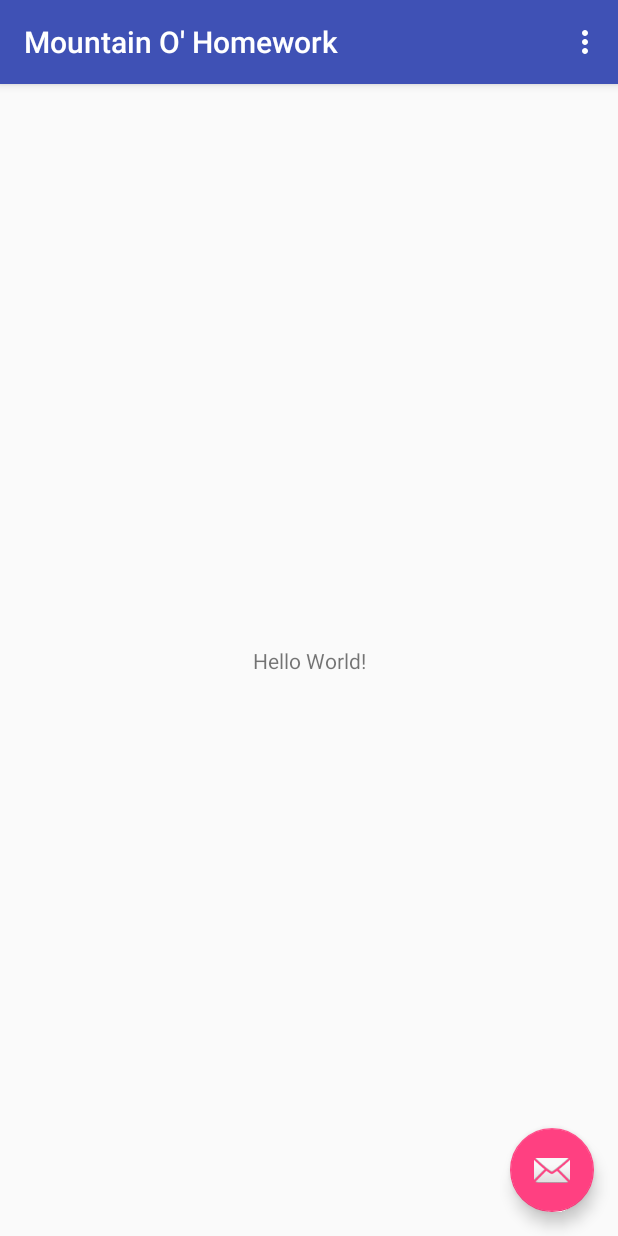
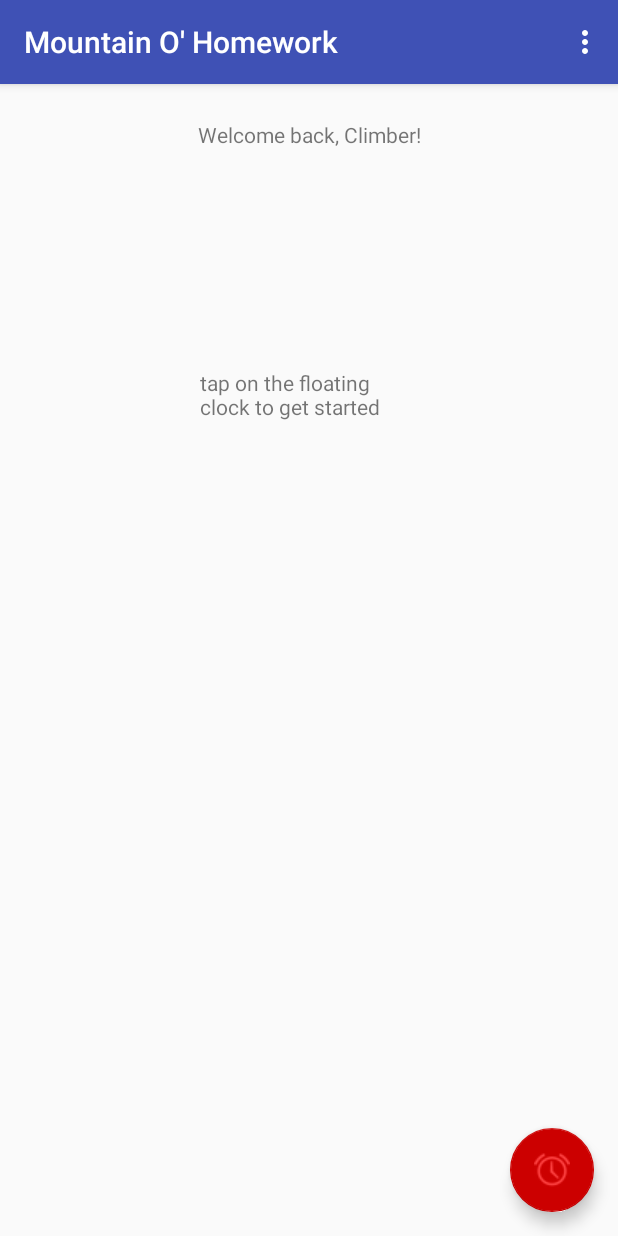
Before and after one commit to KAujla/MountainOHomework, an Android app: the screen it shows after launch (MountainActivity before the commit, MainActivity after it), on a phone screen of 412 x 824 dp. Run offline under Robolectric (Android 15) with nearby library versions, the phone set to English and light mode, and no system bars.

Commit message:
Added basic skeleton and all the main Activities

```diff
--- a/app/build.gradle
+++ b/app/build.gradle
@@ -4,7 +4,7 @@ android {
     compileSdkVersion 26
     defaultConfig {
         applicationId "com.hackathon.karan.mountainohomework"
-        minSdkVersion 21
+        minSdkVersion 23
         targetSdkVersion 26
         versionCode 1
         versionName "1.0"
--- a/app/src/main/AndroidManifest.xml
+++ b/app/src/main/AndroidManifest.xml
@@ -1,6 +1,11 @@
 <?xml version="1.0" encoding="utf-8"?>
 <manifest xmlns:android="http://schemas.android.com/apk/res/android"
     package="com.hackathon.karan.mountainohomework">
+
+
+    <uses-permission android:name="android.permission.WRITE_EXTERNAL_STORAGE" />
+    <uses-permission android:name="android.permission.READ_PHONE_STATE" />
+    <uses-permission android:name="android.permission.READ_EXTERNAL_STORAGE" />
 
     <application
         android:allowBackup="true"
@@ -10,7 +15,7 @@
         android:supportsRtl="true"
         android:theme="@style/AppTheme">
         <activity
-            android:name=".MountainActivity"
+            android:name=".MainActivity"
             android:label="@string/app_name"
             android:theme="@style/AppTheme.NoActionBar">
             <intent-filter>
@@ -19,6 +24,14 @@
                 <category android:name="android.intent.category.LAUNCHER" />
             </intent-filter>
         </activity>
+        <activity
+            android:name=".DisplayTimerActivity"
+            android:parentActivityName=".MainActivity">
+            <meta-data
+                android:name="android.support.PARENT_ACTIVITY"
+                android:value=".MainActivity" />
+        </activity>
+        <activity android:name=".MountainClimbingActivity"></activity>
     </application>
 
 </manifest>
--- a/app/src/main/java/com/hackathon/karan/mountainohomework/MountainActivity.java
+++ b/app/src/main/java/com/hackathon/karan/mountainohomework/MainActivity.java
@@ -1,5 +1,10 @@
 package com.hackathon.karan.mountainohomework;
-
+import android.content.Intent;
+import android.support.v7.app.AppCompatActivity;
+import android.os.Bundle;
+import android.view.View;
+import android.widget.EditText;
+import android.content.Intent;
 import android.os.Bundle;
 import android.support.design.widget.FloatingActionButton;
 import android.support.design.widget.Snackbar;
@@ -9,21 +14,26 @@ import android.view.View;
 import android.view.Menu;
 import android.view.MenuItem;
 
-public class MountainActivity extends AppCompatActivity {
-
+public class MainActivity extends AppCompatActivity {
+    public static final String Test_Message = "com.hackathon.mountainomadness.MESSAGE";
     @Override
     protected void onCreate(Bundle savedInstanceState) {
         super.onCreate(savedInstanceState);
-        setContentView(R.layout.activity_mountain);
+        setContentView(R.layout.activity_main);
         Toolbar toolbar = (Toolbar) findViewById(R.id.toolbar);
         setSupportActionBar(toolbar);
 
-        FloatingActionButton fab = (FloatingActionButton) findViewById(R.id.fab);
+        FloatingActionButton  fab = (FloatingActionButton) findViewById(R.id.timer);
+
         fab.setOnClickListener(new View.OnClickListener() {
             @Override
             public void onClick(View view) {
-                Snackbar.make(view, "Replace with your own action", Snackbar.LENGTH_LONG)
-                        .setAction("Action", null).show();
+                Intent newPage = new Intent(view.getContext(), DisplayTimerActivity.class);
+                String message = getString(R.string.welcome_message);
+                newPage.putExtra(Test_Message, message);
+                startActivity(newPage);
+
+
             }
         });
     }
@@ -31,7 +41,7 @@ public class MountainActivity extends AppCompatActivity {
     @Override
     public boolean onCreateOptionsMenu(Menu menu) {
         // Inflate the menu; this adds items to the action bar if it is present.
-        getMenuInflater().inflate(R.menu.menu_mountain, menu);
+        getMenuInflater().inflate(R.menu.menu_main, menu);
         return true;
     }
 
--- a/app/src/main/res/layout/activity_mountain.xml
+++ b/app/src/main/res/layout/activity_main.xml
@@ -4,7 +4,7 @@
     xmlns:tools="http://schemas.android.com/tools"
     android:layout_width="match_parent"
     android:layout_height="match_parent"
-    tools:context="com.hackathon.karan.mountainohomework.MountainActivity">
+    tools:context="com.hackathon.karan.mountainohomework.MainActivity">
 
     <android.support.design.widget.AppBarLayout
         android:layout_width="match_parent"
@@ -20,14 +20,16 @@
 
     </android.support.design.widget.AppBarLayout>
 
-    <include layout="@layout/content_mountain" />
+    <include layout="@layout/content_main" />
 
     <android.support.design.widget.FloatingActionButton
-        android:id="@+id/fab"
+        android:id="@+id/timer"
         android:layout_width="wrap_content"
         android:layout_height="wrap_content"
         android:layout_gravity="bottom|end"
         android:layout_margin="@dimen/fab_margin"
-        app:srcCompat="@android:drawable/ic_dialog_email" />
+        android:tint="@android:color/holo_red_light"
+        app:backgroundTint="@android:color/holo_red_dark"
+        app:srcCompat="@android:drawable/ic_lock_idle_alarm" />
 
 </android.support.design.widget.CoordinatorLayout>
--- a/app/src/main/res/layout/content_mountain.xml
+++ b/app/src/main/res/layout/activity_mountain_climbing.xml
@@ -4,17 +4,20 @@
     xmlns:tools="http://schemas.android.com/tools"
     android:layout_width="match_parent"
     android:layout_height="match_parent"
-    app:layout_behavior="@string/appbar_scrolling_view_behavior"
-    tools:context="com.hackathon.karan.mountainohomework.MountainActivity"
-    tools:showIn="@layout/activity_mountain">
+    tools:context="com.hackathon.karan.mountainohomework.MountainClimbingActivity">
 
     <TextView
+        android:id="@+id/climbTIme"
         android:layout_width="wrap_content"
         android:layout_height="wrap_content"
-        android:text="Hello World!"
+        android:layout_marginBottom="16dp"
+        android:layout_marginEnd="16dp"
+        android:layout_marginStart="16dp"
+        android:layout_marginTop="16dp"
+        android:text="TextView"
         app:layout_constraintBottom_toBottomOf="parent"
-        app:layout_constraintLeft_toLeftOf="parent"
-        app:layout_constraintRight_toRightOf="parent"
-        app:layout_constraintTop_toTopOf="parent" />
-
+        app:layout_constraintEnd_toEndOf="parent"
+        app:layout_constraintStart_toStartOf="parent"
+        app:layout_constraintTop_toTopOf="parent"
+        tools:text="Begin Climbing" />
 </android.support.constraint.ConstraintLayout>
--- /dev/null
+++ b/app/src/main/res/layout/content_main.xml
@@ -0,0 +1,37 @@
+<?xml version="1.0" encoding="utf-8"?>
+<android.support.constraint.ConstraintLayout xmlns:android="http://schemas.android.com/apk/res/android"
+    xmlns:app="http://schemas.android.com/apk/res-auto"
+    xmlns:tools="http://schemas.android.com/tools"
+    android:layout_width="match_parent"
+    android:layout_height="match_parent"
+    app:layout_behavior="@string/appbar_scrolling_view_behavior"
+    tools:context="com.hackathon.karan.mountainohomework.MainActivity"
+    tools:showIn="@layout/activity_main">
+
+    <TextView
+        android:id="@+id/textView"
+        android:layout_width="wrap_content"
+        android:layout_height="wrap_content"
+        android:text="@string/welcome_message"
+        app:layout_constraintBottom_toBottomOf="parent"
+        app:layout_constraintLeft_toLeftOf="parent"
+        app:layout_constraintRight_toRightOf="parent"
+        app:layout_constraintTop_toTopOf="parent"
+        app:layout_constraintVertical_bias="0.032" />
+
+    <TextView
+        android:id="@+id/Info"
+        android:layout_width="146dp"
+        android:layout_height="37dp"
+        android:layout_marginBottom="16dp"
+        android:layout_marginEnd="16dp"
+        android:layout_marginStart="16dp"
+        android:layout_marginTop="50dp"
+        android:text="@string/getting_started"
+        app:layout_constraintBottom_toBottomOf="parent"
+        app:layout_constraintEnd_toEndOf="parent"
+        app:layout_constraintStart_toStartOf="parent"
+        app:layout_constraintTop_toBottomOf="@+id/textView"
+        app:layout_constraintVertical_bias="0.155" />
+
+</android.support.constraint.ConstraintLayout>
--- a/app/src/main/res/menu/menu_mountain.xml
+++ b/app/src/main/res/menu/menu_main.xml
@@ -1,7 +1,7 @@
 <menu xmlns:android="http://schemas.android.com/apk/res/android"
     xmlns:app="http://schemas.android.com/apk/res-auto"
     xmlns:tools="http://schemas.android.com/tools"
-    tools:context="com.hackathon.karan.mountainohomework.MountainActivity">
+    tools:context="com.hackathon.karan.mountainohomework.MainActivity">
     <item
         android:id="@+id/action_settings"
         android:orderInCategory="100"
--- a/app/src/main/res/values/colors.xml
+++ b/app/src/main/res/values/colors.xml
@@ -1,6 +1,6 @@
 <?xml version="1.0" encoding="utf-8"?>
 <resources>
-    <color name="colorPrimary">#3F51B5</color>
+    <color name="colorPrimary">#3f51b5</color>
     <color name="colorPrimaryDark">#303F9F</color>
     <color name="colorAccent">#FF4081</color>
 </resources>
--- a/app/src/main/res/values/strings.xml
+++ b/app/src/main/res/values/strings.xml
@@ -1,4 +1,8 @@
 <resources>
     <string name="app_name">Mountain O\' Homework</string>
     <string name="action_settings">Settings</string>
+    <string name="welcome_message">Welcome back, Climber!</string>
+    <string name="getting_started">tap on the floating clock to get started</string>
+    <string name="test_message">This is only a test</string>
+    <string name="timer_info">Select how long you want to work with the timer</string>
 </resources>
```
Also changed, not shown: app/src/main/java/com/hackathon/karan/mountainohomework/DisplayTimerActivity.java (added, +36 -0 lines), app/src/main/java/com/hackathon/karan/mountainohomework/MountainClimbingActivity.java (added, +27 -0 lines), app/src/main/res/layout/activity_display_timer.xml (added, +50 -0 lines).
